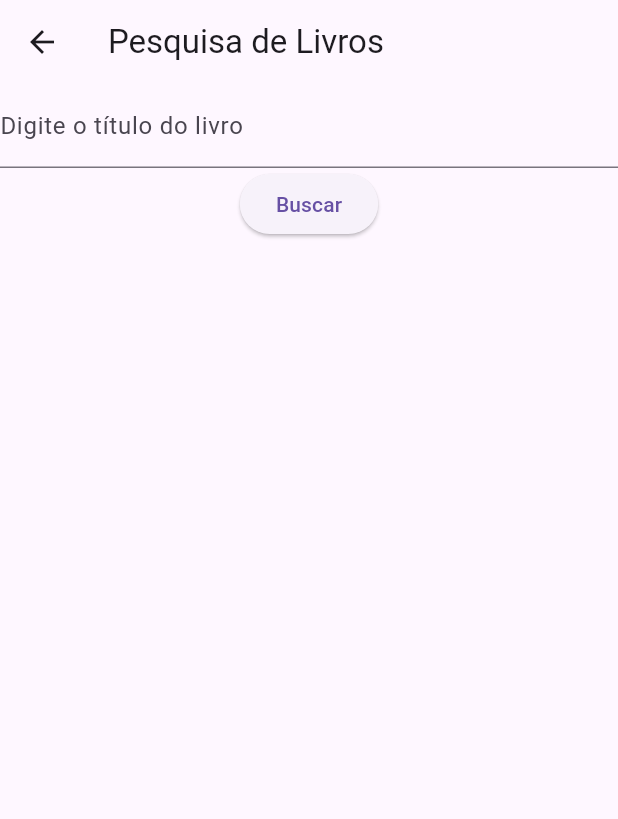
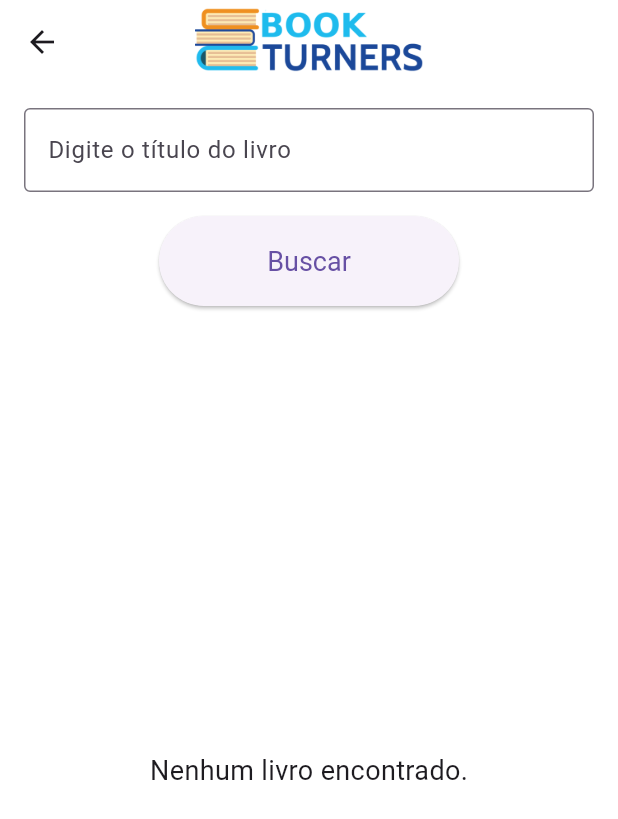
Before and after one commit to eduardonicioli/list_book, a Flutter app: the PesquisaLivrosPagina screen opened by its route, on a phone screen of 412 x 824 dp. Shown: the top 819 px of the screen. Run offline on Flutter 3.47's test engine with Material 3 defaults, Android fonts, the phone set to English and light mode, and no system bars; our stand-ins replace sqflite, sqflite_common_ffi; accounts and stored records are empty.

Commit message:
add descrição a class Livro

```diff
--- a/lib/models/livro_modelo.dart
+++ b/lib/models/livro_modelo.dart
@@ -3,16 +3,18 @@ class Livro {
   final String titulo;
   final String autores;
   final String capa;
+  final String descricao;  // Adicionando a descrição
 
   Livro({
     required this.id,
     required this.titulo,
     required this.autores,
     required this.capa,
+    required this.descricao,  // Incluir a descrição no construtor
   });
 
+  // Atualizando o factory constructor para incluir a descrição
   factory Livro.fromJson(Map<String, dynamic> json) {
-    print(json);
     final volumeInfo = json['volumeInfo'] ?? {};
 
     return Livro(
@@ -20,17 +22,18 @@ class Livro {
       titulo: volumeInfo['title'] ?? 'Sem Título',
       autores: (volumeInfo['authors'] as List<dynamic>? ?? []).join(', '),
       capa: volumeInfo['imageLinks']?['thumbnail'] ?? '',
+      descricao: volumeInfo['description'] ?? 'Descrição não disponível', // Extrair descrição
     );
   }
 
-
-  // Adicione este método
+  // Método para converter o objeto Livro em um mapa (usado em banco de dados, por exemplo)
   Map<String, dynamic> toMap() {
     return {
       'id': id,
       'titulo': titulo,
       'autores': autores,
       'capa': capa,
+      'descricao': descricao,  // Inclui a descrição no mapeamento
     };
   }
 }
--- a/lib/pages/pesquisa_livros_pagina.dart
+++ b/lib/pages/pesquisa_livros_pagina.dart
@@ -33,9 +33,19 @@ class _PesquisaLivrosPaginaState extends State<PesquisaLivrosPagina> {
   Widget build(BuildContext context) {
     return Scaffold(
       appBar: AppBar(
-        title: const Text('Pesquisa de Livros'),
+        title: Image.asset(
+          'assets/imagens/logo.png',
+          fit: BoxFit.contain,
+          height: 50,
         ),
-      body: Column(
+        centerTitle: true,
+        backgroundColor: Colors.white,
+        elevation: 0, // Remove a sombra da AppBar
+      ),
+      body: Container(
+        color: Colors.white, // Fundo branco
+        padding: const EdgeInsets.all(16.0),
+        child: Column(
           children: [
             TextField(
               onChanged: (value) {
@@ -43,28 +53,60 @@ class _PesquisaLivrosPaginaState extends State<PesquisaLivrosPagina> {
               },
               decoration: const InputDecoration(
                 labelText: 'Digite o título do livro',
+                border: OutlineInputBorder(),
               ),
             ),
+            const SizedBox(height: 16),
             ElevatedButton(
               onPressed: _buscarLivros,
+              style: ElevatedButton.styleFrom(
+                minimumSize: const Size(200, 60), // Mesmo estilo do botão na tela inicial
+                textStyle: const TextStyle(fontSize: 18),
+              ),
               child: const Text('Buscar'),
             ),
+            const SizedBox(height: 16),
             Expanded(
-            child: ListView.builder(
+              child: _livros.isEmpty
+                  ? const Center(
+                child: Text(
+                  'Nenhum livro encontrado.',
+                  style: TextStyle(fontSize: 18),
+                ),
+              )
+                  : ListView.builder(
                 itemCount: _livros.length,
                 itemBuilder: (context, index) {
                   final livro = _livros[index];
-                return ListTile(
+                  return Card(
+                    margin: const EdgeInsets.symmetric(vertical: 8.0),
+                    child: ExpansionTile(
+                      leading: livro.capa.isNotEmpty
+                          ? Image.network(
+                        livro.capa,
+                        width: 50,
+                        fit: BoxFit.cover,
+                      )
+                          : null,
                       title: Text(livro.titulo),
                       subtitle: Text(livro.autores),
-                  leading: livro.capa.isNotEmpty
-                      ? Image.network(livro.capa)
-                      : null,
-                  trailing: IconButton(
+                      children: [
+                        Padding(
+                          padding: const EdgeInsets.all(8.0),
+                          child: Text(livro.descricao), // Exibe a descrição quando expandido
+                        ),
+                        Row(
+                          mainAxisAlignment: MainAxisAlignment.end,
+                          children: [
+                            IconButton(
                               icon: const Icon(Icons.add),
                               onPressed: () {
                                 _adicionarLivro(livro);
                               },
+                            ),
+                          ],
+                        ),
+                      ],
                     ),
                   );
                 },
@@ -72,6 +114,7 @@ class _PesquisaLivrosPaginaState extends State<PesquisaLivrosPagina> {
             ),
           ],
         ),
+      ),
     );
   }
 }
--- a/lib/pages/tela_inicial.dart
+++ b/lib/pages/tela_inicial.dart
@@ -47,9 +47,9 @@ class TelaInicial extends StatelessWidget {
                   Navigator.pushNamed(context, '/listaLeitura');
                 },
                 style: ElevatedButton.styleFrom(
-                  minimumSize: const Size(200, 60), // Largura e altura dos botões
+                  minimumSize: const Size(200, 60),
                   padding: const EdgeInsets.symmetric(vertical: 20, horizontal: 32),
-                  textStyle: const TextStyle(fontSize: 18), // Tamanho da fonte
+                  textStyle: const TextStyle(fontSize: 18),
                 ),
                 child: const Text('Minha Lista de Leitura'),
               ),
```
Also changed, not shown: lib/database/banco_de_dados.dart (+10 -5 lines), lib/pages/lista_leitura_pagina.dart (+38 -4 lines), assets/imagens/logo.png, assets/imagens/logo2.png (added). Lines whose indentation alone changed are shown as unchanged.
